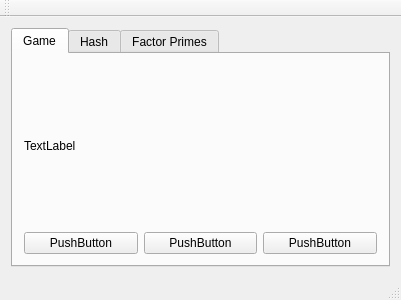
egandunning/learn-crypto, file CapstoneCryptography/forms/mainwindow.ui: the form before one commit.
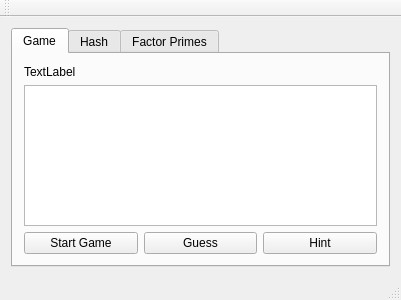
The form after the commit.

Commit message: Made a working version of the Crypto Game

Patch:
```diff
--- a/CapstoneCryptography/forms/mainwindow.ui
+++ b/CapstoneCryptography/forms/mainwindow.ui
@@ -28,24 +28,24 @@
         <string>Game</string>
        </attribute>
        <layout class="QGridLayout" name="gridLayout_3">
-        <item row="1" column="0">
+        <item row="3" column="2">
+         <widget class="QPushButton" name="pushButton_3">
+          <property name="text">
+           <string>Hint</string>
+          </property>
+         </widget>
+        </item>
+        <item row="3" column="0">
          <widget class="QPushButton" name="pushButton">
           <property name="text">
-           <string>PushButton</string>
+           <string>Start Game</string>
           </property>
          </widget>
         </item>
-        <item row="1" column="1">
+        <item row="3" column="1">
          <widget class="QPushButton" name="pushButton_2">
           <property name="text">
-           <string>PushButton</string>
-          </property>
-         </widget>
-        </item>
-        <item row="1" column="2">
-         <widget class="QPushButton" name="pushButton_3">
-          <property name="text">
-           <string>PushButton</string>
+           <string>Guess</string>
           </property>
          </widget>
         </item>
@@ -56,6 +56,9 @@
           </property>
          </widget>
         </item>
+        <item row="1" column="0" colspan="3">
+         <widget class="QTextEdit" name="textEdit"/>
+        </item>
        </layout>
       </widget>
       <widget class="QWidget" name="tab_3">
```
The commit also changes 4 other files.
